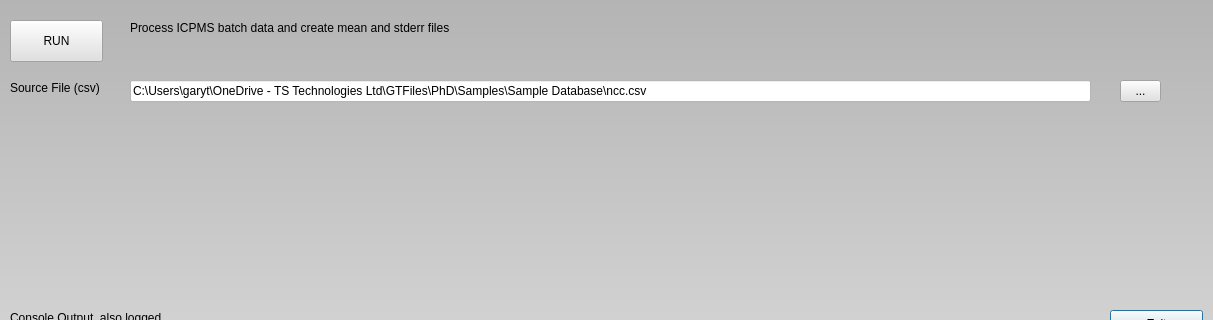
Above: resource/ICPMS.ui from westerlymerlin/ICPMSDataReduction before the change; both pictures show x 0 to 1213 and y 0 to 320 of the 1213 by 818 pixel window. Below: the same form after it.
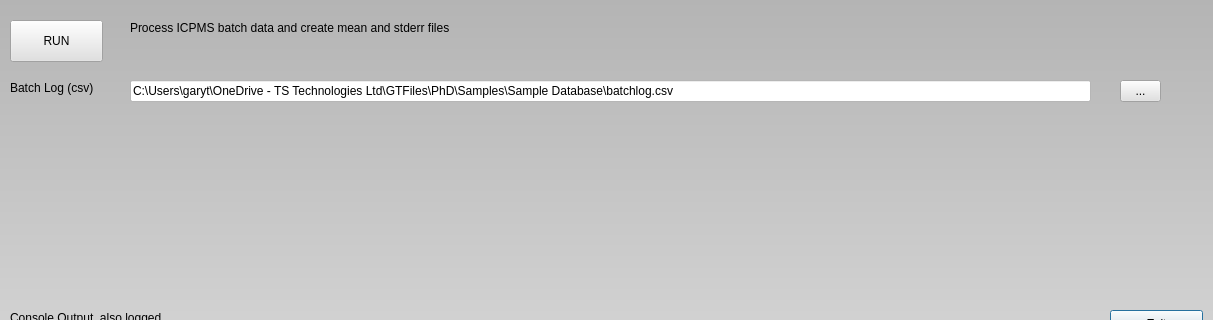
That is the form after the change. Icons and pictures are not drawn.

Patch:
```diff
--- a/resource/ICPMS.ui
+++ b/resource/ICPMS.ui
@@ -161,7 +161,7 @@
     <string notr="true">background-color: rgba(255, 255, 255, 0);</string>
    </property>
    <property name="text">
-    <string>Source File (csv)</string>
+    <string>Batch Log (csv)</string>
    </property>
   </widget>
   <widget class="QLineEdit" name="txtSourceFile">
@@ -177,7 +177,7 @@
     <string notr="true">background-color: rgb(255, 255, 255);</string>
    </property>
    <property name="text">
-    <string>C:\Users\garyt\OneDrive - TS Technologies Ltd\GTFiles\PhD\Samples\Sample Database\ncc.csv</string>
+    <string>C:\Users\garyt\OneDrive - TS Technologies Ltd\GTFiles\PhD\Samples\Sample Database\batchlog.csv</string>
    </property>
   </widget>
  </widget>
```
Left out of the diff: 2 changed lines with no effect on the pictures.
